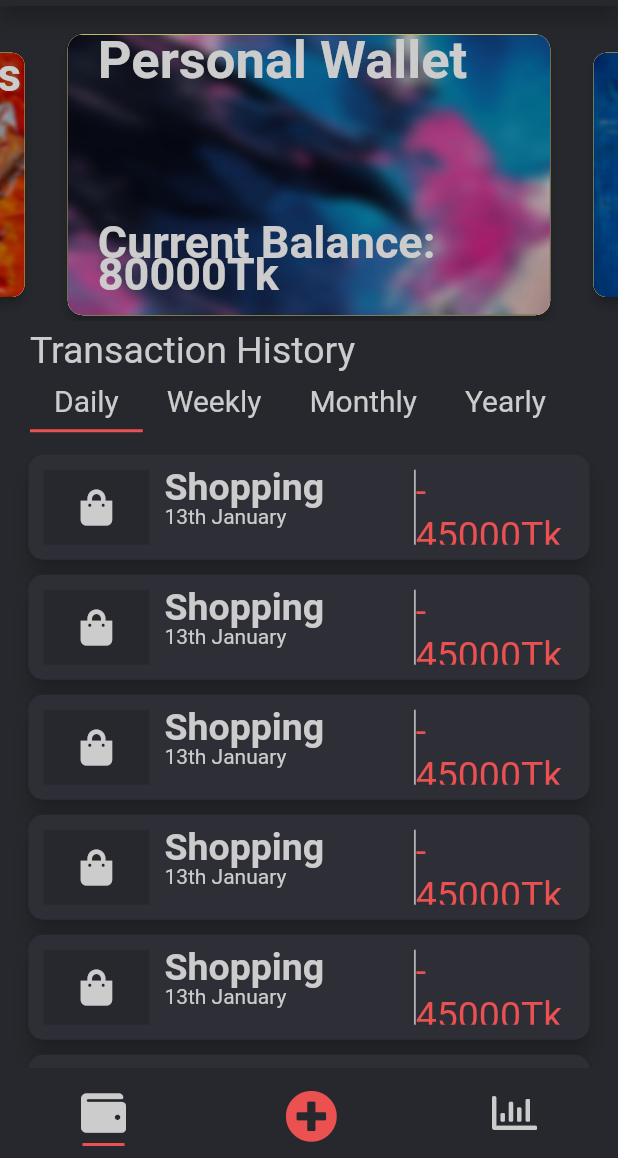
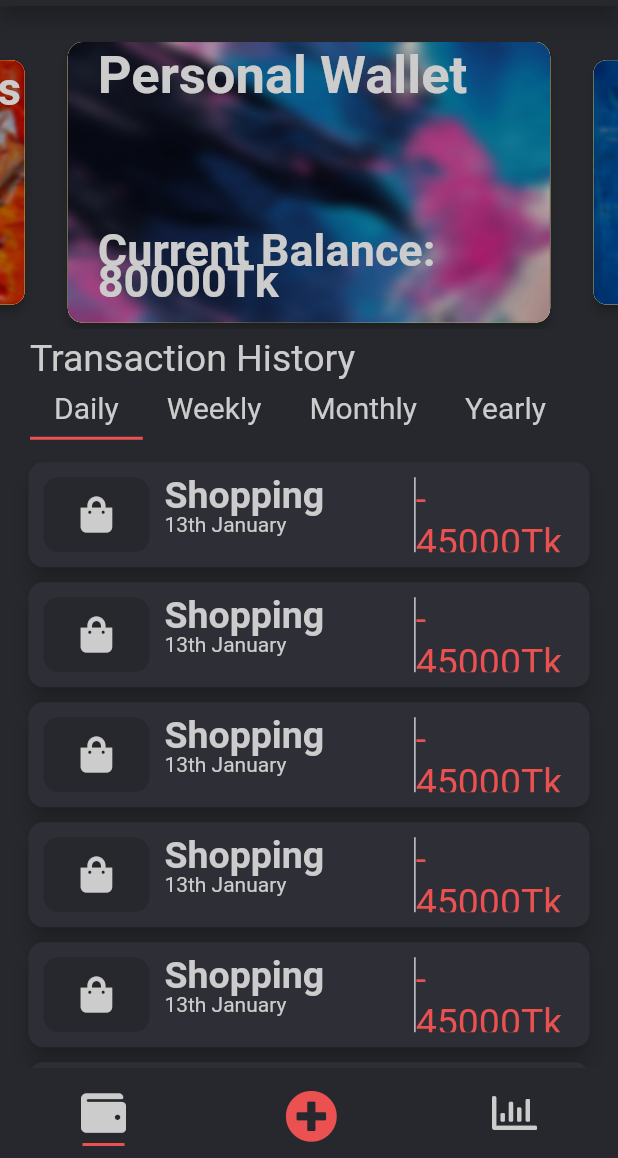
Before and after one commit to WorkWithAfridi/MY-WALLET, a Flutter app: the screen it shows after launch, on a phone screen of 412 x 824 dp, the part 78-1236 px from its top. Run offline on Flutter 3.47's test engine with Material 2 defaults, Android fonts, the phone set to English and light mode, and no system bars; drawn by our look-alikes of carousel_slider; our stand-ins replace font_awesome_flutter, google_fonts, lottie, smooth_page_indicator; Roboto replaces fonts that are missing (Dongle).

Commit message:
UI update

```diff
--- a/lib/page/homepage.dart
+++ b/lib/page/homepage.dart
@@ -84,7 +84,7 @@ class _HomePageState extends State<HomePage> with TickerProviderStateMixin {
                     crossAxisAlignment: CrossAxisAlignment.start,
                     children: [
                       const SizedBox(
-                        height: 15,
+                        height: 20,
                       ),
                       Container(
                         // height: 200,
@@ -192,9 +192,14 @@ class _HomePageState extends State<HomePage> with TickerProviderStateMixin {
                                         child: Container(
                                           height: double.infinity,
                                           width: double.infinity,
-                                          color: Theme.of(context)
-                                              .colorScheme
-                                              .onBackground,
+                                          decoration: BoxDecoration(
+                                            color: Theme.of(context)
+                                                .colorScheme
+                                                .onBackground,
+                                            borderRadius: BorderRadius.all(
+                                              Radius.circular(10),
+                                            ),
+                                          ),
                                           child: Icon(
                                             FontAwesomeIcons.shoppingBag,
                                             color: appData.customWhite,
@@ -368,7 +373,7 @@ class _HomePageState extends State<HomePage> with TickerProviderStateMixin {
                   )),
             ),
             Positioned(
-              top: 15,
+              top: 20,
               left: 20,
               right: 0,
               child: Text(
```
